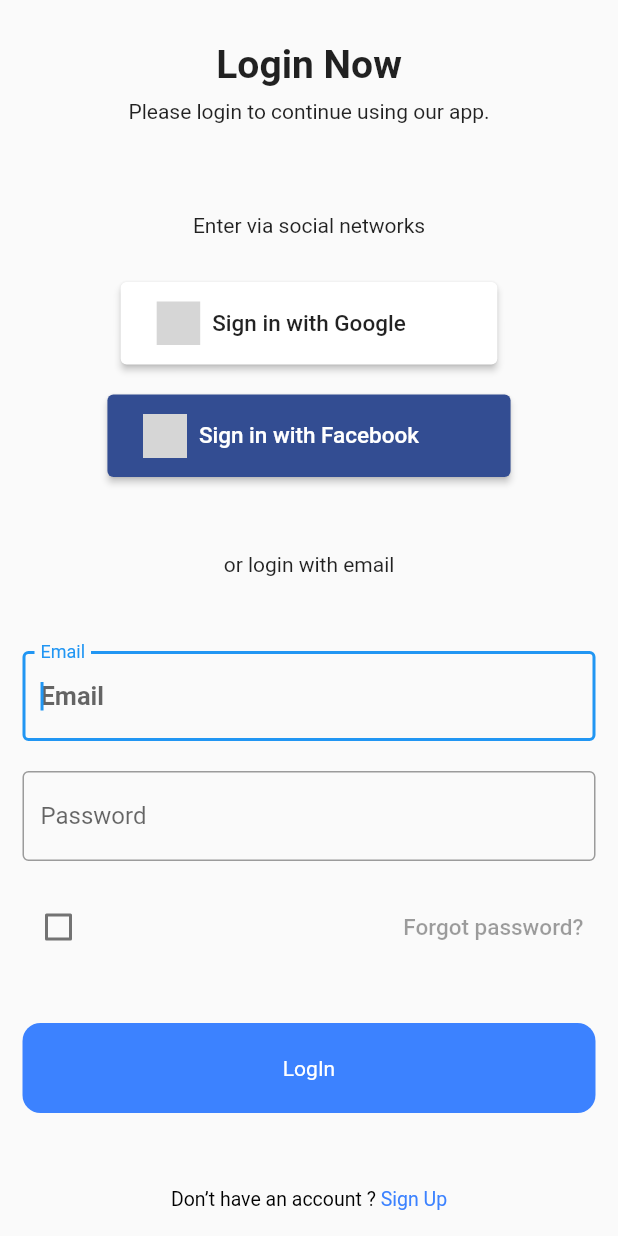
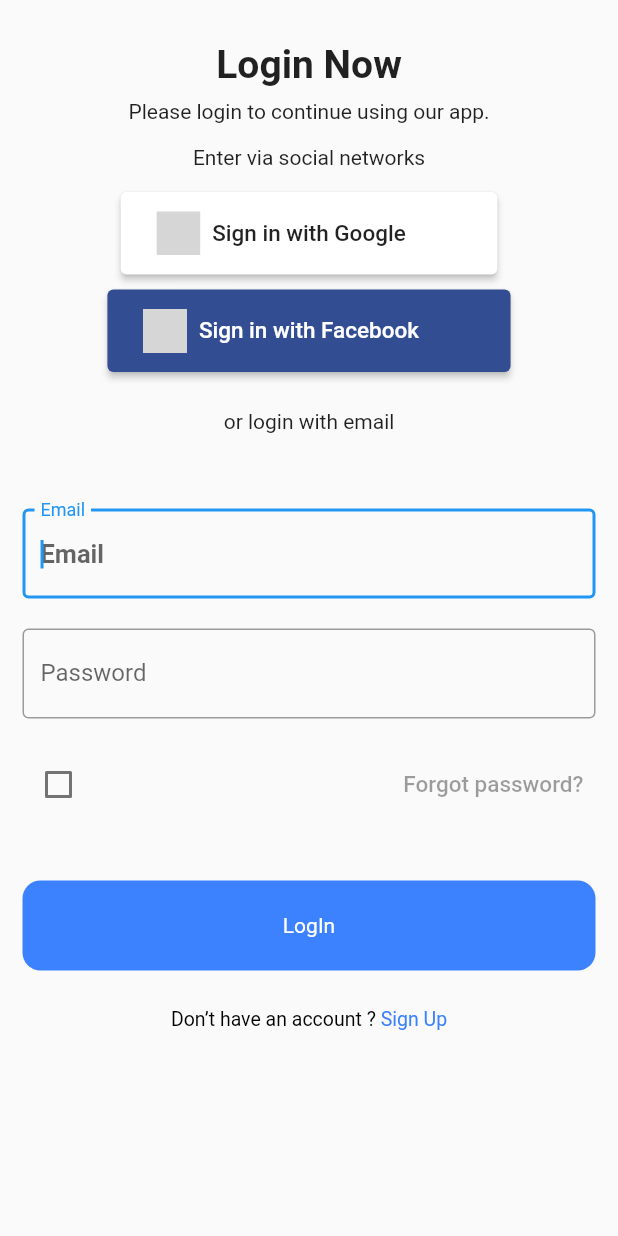
Before and after one commit to MaaZiJyun/Insurance-Boost, a Flutter app: the LoginScreen screen opened by its route, on a phone screen of 412 x 824 dp. Run offline on Flutter 3.47's test engine with Material 2 defaults, Android fonts, the phone set to English and light mode, and no system bars; drawn by our look-alikes of social_login_buttons; generated files the repository leaves out were written again; grey boxes are pictures that could not be loaded.

Commit message:
log UI change

```diff
--- a/insurance_boost/lib/main.dart
+++ b/insurance_boost/lib/main.dart
@@ -8,7 +8,7 @@ import 'package:insurance_boost/global/global_variables.dart' as globals;
 import 'package:insurance_boost/pages/home/home_page.dart';
 import 'package:insurance_boost/pages/home_welcome.dart';
 import 'package:insurance_boost/pages/index_page.dart';
-import 'package:insurance_boost/pages/list/ui/home/home_page_body.dart';
+import 'package:insurance_boost/pages/list/ui/home/list_page_body.dart';
 import 'package:insurance_boost/pages/recomended_list_page.dart';
 import 'package:insurance_boost/pages/reward_page.dart';
 import 'package:insurance_boost/pages/settings_page.dart';
@@ -40,7 +40,7 @@ class MyApp extends StatelessWidget {
       // home: const MyHomePage(title: 'Flutter Demo Home Page'),
       initialRoute: '/',
       routes: {
-        '/': (context) => HomePageBody(),
+        '/': (context) => LoginScreen(),
         '/WelcomeScreen': (context) => WelcomeScreen(),
         '/LoginScreen': (context) => LoginScreen(),
         '/SignupScreen': (context) => SignupScreen(),
--- a/insurance_boost/lib/pages/auth/login_screen.dart
+++ b/insurance_boost/lib/pages/auth/login_screen.dart
@@ -44,7 +44,7 @@ class _LoginScreenState extends State<LoginScreen> {
                           fontSize: 14,
                         )),
                     const SizedBox(
-                      height: 60,
+                      height: 15,
                     ),
                     customText(
                         txt: "Enter via social networks",
@@ -53,14 +53,14 @@ class _LoginScreenState extends State<LoginScreen> {
                           fontSize: 14,
                         )),
                     const SizedBox(
-                      height: 30,
+                      height: 15,
                     ),
                     SocialLoginButton(
                       buttonType: SocialLoginButtonType.google,
                       onPressed: () {},
                     ),
                     const SizedBox(
-                      height: 20,
+                      height: 10,
                     ),
                     SocialLoginButton(
                       buttonType: SocialLoginButtonType.facebook,
@@ -68,7 +68,7 @@ class _LoginScreenState extends State<LoginScreen> {
                     ),
 
                     const SizedBox(
-                      height: 50,
+                      height: 25,
                     ),
                     customText(
                         txt: "or login with email",
@@ -121,7 +121,7 @@ class _LoginScreenState extends State<LoginScreen> {
                       },
                     ),
                     const SizedBox(
-                      height: 50,
+                      height: 25,
                     ),
                     InkWell(
                       child: RichText(
```
